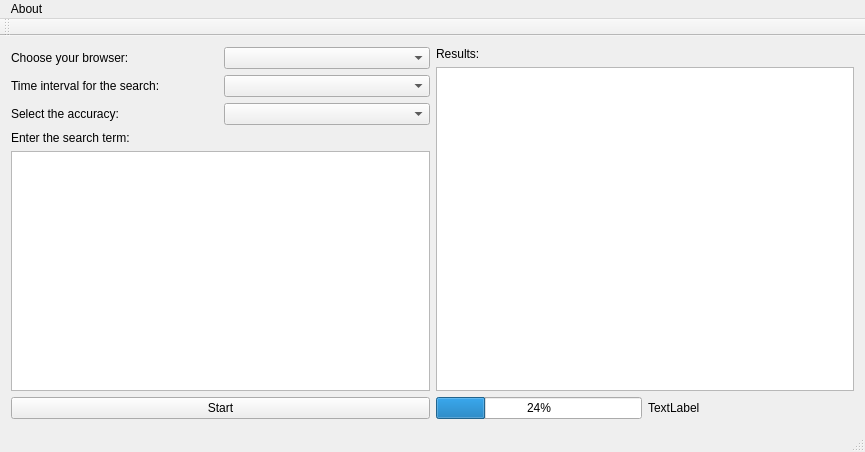
This is SearchBrowser/SearchBrowser/searchbrowser.ui in damian-tomczak/SearchBrowser as Qt 5 draws it before an edit. The edited form follows.
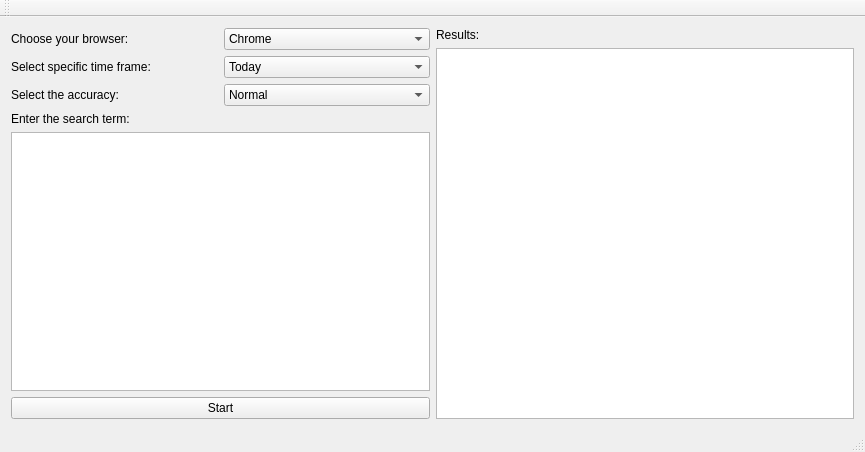
This is the edited form.

```diff
--- a/SearchBrowser/SearchBrowser/searchbrowser.ui
+++ b/SearchBrowser/SearchBrowser/searchbrowser.ui
@@ -27,7 +27,13 @@
          </widget>
         </item>
         <item>
-         <widget class="QComboBox" name="comboBox"/>
+         <widget class="QComboBox" name="comboBox">
+          <item>
+           <property name="text">
+            <string>Chrome</string>
+           </property>
+          </item>
+         </widget>
         </item>
        </layout>
       </item>
@@ -36,12 +42,28 @@
         <item>
          <widget class="QLabel" name="label_6">
           <property name="text">
-           <string>Time interval for the search:</string>
+           <string>Select specific time frame:</string>
           </property>
          </widget>
         </item>
         <item>
-         <widget class="QComboBox" name="comboBox_3"/>
+         <widget class="QComboBox" name="comboBox_3">
+          <item>
+           <property name="text">
+            <string>Today</string>
+           </property>
+          </item>
+          <item>
+           <property name="text">
+            <string>Last 3 days</string>
+           </property>
+          </item>
+          <item>
+           <property name="text">
+            <string>This month</string>
+           </property>
+          </item>
+         </widget>
         </item>
        </layout>
       </item>
@@ -55,7 +77,13 @@
          </widget>
         </item>
         <item>
-         <widget class="QComboBox" name="comboBox_2"/>
+         <widget class="QComboBox" name="comboBox_2">
+          <item>
+           <property name="text">
+            <string>Normal</string>
+           </property>
+          </item>
+         </widget>
         </item>
        </layout>
       </item>
@@ -94,40 +122,19 @@
       <item>
        <widget class="QListWidget" name="listWidget"/>
       </item>
-      <item>
-       <layout class="QHBoxLayout" name="horizontalLayout_4">
-        <item>
-         <widget class="QProgressBar" name="progressBar">
-          <property name="sizePolicy">
-           <sizepolicy hsizetype="Minimum" vsizetype="Fixed">
-            <horstretch>0</horstretch>
-            <verstretch>0</verstretch>
-           </sizepolicy>
-          </property>
-          <property name="value">
-           <number>24</number>
-          </property>
-         </widget>
-        </item>
-        <item>
-         <widget class="QLabel" name="label_7">
-          <property name="sizePolicy">
-           <sizepolicy hsizetype="Preferred" vsizetype="Preferred">
-            <horstretch>0</horstretch>
-            <verstretch>0</verstretch>
-           </sizepolicy>
-          </property>
-          <property name="text">
-           <string>TextLabel</string>
-          </property>
-         </widget>
-        </item>
-       </layout>
-      </item>
      </layout>
     </item>
    </layout>
   </widget>
+  <widget class="QToolBar" name="mainToolBar">
+   <attribute name="toolBarArea">
+    <enum>TopToolBarArea</enum>
+   </attribute>
+   <attribute name="toolBarBreak">
+    <bool>false</bool>
+   </attribute>
+  </widget>
+  <widget class="QStatusBar" name="statusBar"/>
   <widget class="QMenuBar" name="menuBar">
    <property name="geometry">
     <rect>
@@ -137,22 +144,12 @@
      <height>22</height>
     </rect>
    </property>
-   <widget class="QMenu" name="menuAbout">
-    <property name="title">
-     <string>About</string>
-    </property>
-   </widget>
-   <addaction name="menuAbout"/>
   </widget>
-  <widget class="QToolBar" name="mainToolBar">
-   <attribute name="toolBarArea">
-    <enum>TopToolBarArea</enum>
-   </attribute>
-   <attribute name="toolBarBreak">
-    <bool>false</bool>
-   </attribute>
-  </widget>
-  <widget class="QStatusBar" name="statusBar"/>
+  <action name="actiontest">
+   <property name="text">
+    <string>test</string>
+   </property>
+  </action>
  </widget>
  <layoutdefault spacing="6" margin="11"/>
  <resources>
```
